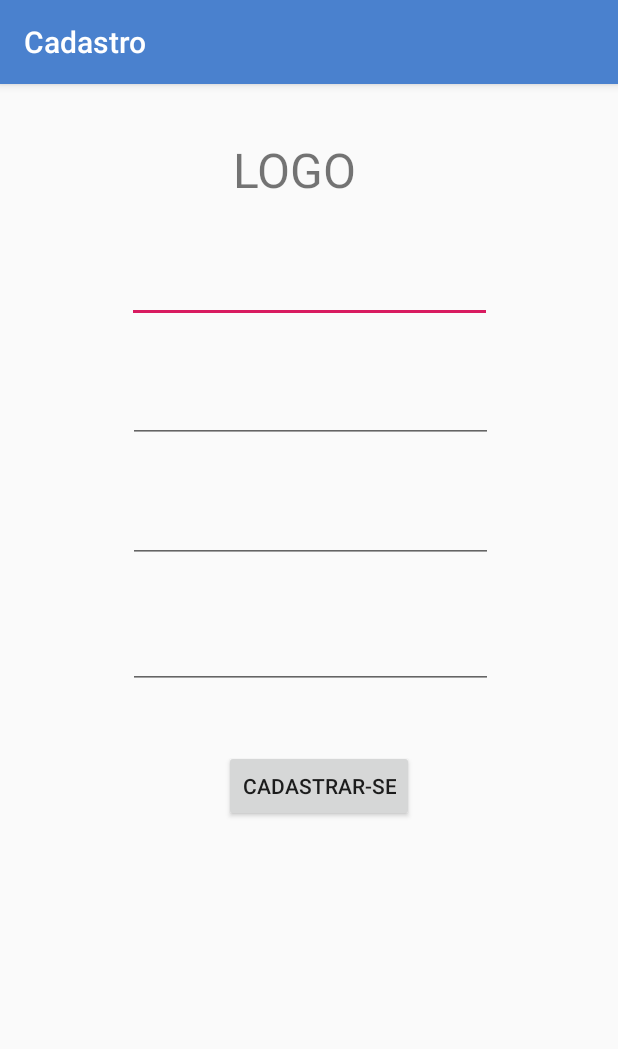
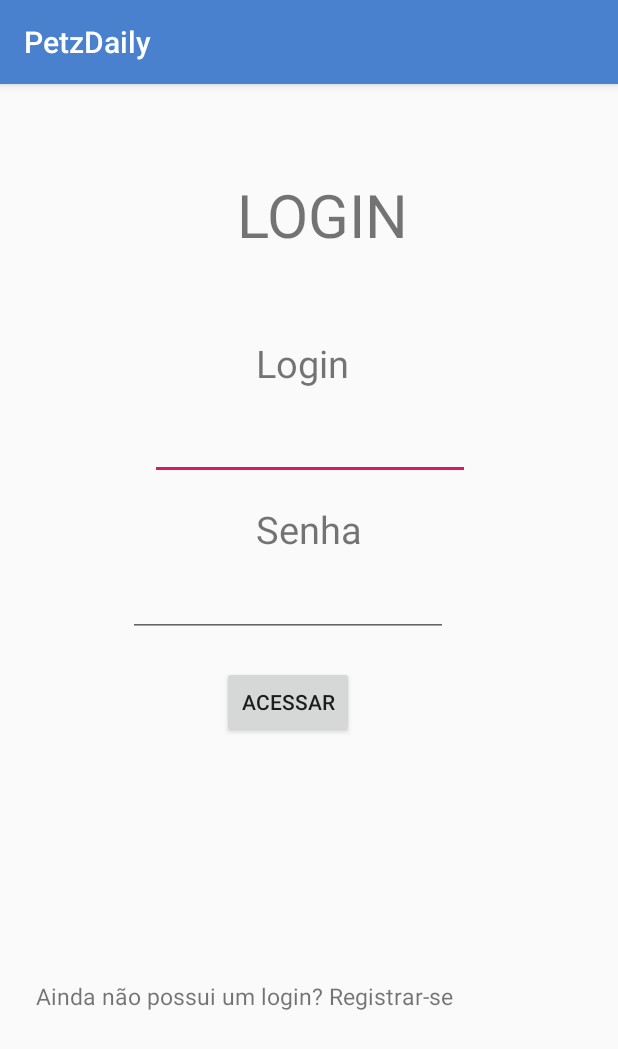
Before and after one commit to Panteraetec/PetzDaily, an Android app: the screen it shows after launch (MainActivity before the commit, PetzDailyLogin after it), on a phone screen of 412 x 824 dp. Shown: the top 1049 px of the screen. Run offline under Robolectric (Android 15) with nearby library versions, the phone set to English and light mode, and no system bars.

Commit message:
Modificação 19/03 - Lucas

```diff
--- a/PetzDailyCadastro/app/src/main/AndroidManifest.xml
+++ b/PetzDailyCadastro/app/src/main/AndroidManifest.xml
@@ -9,13 +9,14 @@
         android:roundIcon="@mipmap/ic_launcher_round"
         android:supportsRtl="true"
         android:theme="@style/AppTheme">
-        <activity android:name=".MainActivity">
+        <activity android:name=".PetzDailyLogin">
             <intent-filter>
                 <action android:name="android.intent.action.MAIN" />
 
                 <category android:name="android.intent.category.LAUNCHER" />
             </intent-filter>
         </activity>
+        <activity android:name=".MainActivity"></activity>
     </application>
 
 </manifest>
--- /dev/null
+++ b/PetzDailyCadastro/app/src/main/java/com/example/aluno/petzdaily_cadastro/PetzDailyLogin.java
@@ -0,0 +1,24 @@
+package com.example.aluno.petzdaily_cadastro;
+
+import android.content.Intent;
+import android.support.v7.app.AppCompatActivity;
+import android.os.Bundle;
+import android.view.View;
+import android.widget.TextView;
+
+public class PetzDailyLogin extends AppCompatActivity {
+
+
+    @Override
+    protected void onCreate(Bundle savedInstanceState) {
+        super.onCreate(savedInstanceState);
+        setContentView(R.layout.activity_petz_daily_login);
+
+    }
+
+    public void onClickRegistrar(View v){
+        Intent it = new Intent(PetzDailyLogin.this , MainActivity.class);
+
+        startActivity(it);
+    }
+}
--- /dev/null
+++ b/PetzDailyCadastro/app/src/main/res/layout/activity_petz_daily_login.xml
@@ -0,0 +1,122 @@
+<?xml version="1.0" encoding="utf-8"?>
+<android.support.constraint.ConstraintLayout xmlns:android="http://schemas.android.com/apk/res/android"
+    xmlns:app="http://schemas.android.com/apk/res-auto"
+    xmlns:tools="http://schemas.android.com/tools"
+    android:layout_width="match_parent"
+    android:layout_height="match_parent"
+    tools:context=".PetzDailyLogin">
+
+    <Button
+        android:id="@+id/btnAcessar"
+        android:layout_width="wrap_content"
+        android:layout_height="wrap_content"
+        android:layout_marginStart="148dp"
+        android:layout_marginLeft="148dp"
+        android:layout_marginTop="19dp"
+        android:layout_marginEnd="148dp"
+        android:layout_marginRight="148dp"
+        android:text="@string/btnLogar"
+        app:layout_constraintEnd_toEndOf="parent"
+        app:layout_constraintHorizontal_bias="0.0"
+        app:layout_constraintStart_toStartOf="parent"
+        app:layout_constraintTop_toBottomOf="@+id/edtPassword" />
+
+    <TextView
+        android:id="@+id/txtLogin"
+        android:layout_width="70dp"
+        android:layout_height="36dp"
+        android:layout_marginStart="8dp"
+        android:layout_marginLeft="8dp"
+        android:layout_marginTop="53dp"
+        android:layout_marginEnd="6dp"
+        android:layout_marginRight="6dp"
+        android:text="@string/txtLogin"
+        android:textSize="25sp"
+        app:layout_constraintEnd_toEndOf="parent"
+        app:layout_constraintHorizontal_bias="0.496"
+        app:layout_constraintStart_toStartOf="parent"
+        app:layout_constraintTop_toBottomOf="@+id/textView8" />
+
+    <TextView
+        android:id="@+id/txtPassword"
+        android:layout_width="wrap_content"
+        android:layout_height="wrap_content"
+        android:layout_marginStart="157dp"
+        android:layout_marginLeft="157dp"
+        android:layout_marginTop="15dp"
+        android:layout_marginEnd="158dp"
+        android:layout_marginRight="158dp"
+        android:text="@string/txtPassword"
+        android:textSize="25sp"
+        app:layout_constraintEnd_toEndOf="parent"
+        app:layout_constraintStart_toStartOf="parent"
+        app:layout_constraintTop_toBottomOf="@+id/edtLogin" />
+
+    <TextView
+        android:id="@+id/txtQuest"
+        android:layout_width="280dp"
+        android:layout_height="27dp"
+        android:layout_marginStart="24dp"
+        android:layout_marginLeft="24dp"
+        android:layout_marginTop="26dp"
+        android:layout_marginEnd="8dp"
+        android:layout_marginRight="8dp"
+        android:layout_marginBottom="8dp"
+        android:onClick="onClickRegistrar"
+        android:text="@string/txtQuest"
+        android:textSize="15sp"
+        app:layout_constraintBottom_toBottomOf="parent"
+        app:layout_constraintEnd_toEndOf="parent"
+        app:layout_constraintHorizontal_bias="0.0"
+        app:layout_constraintStart_toStartOf="parent"
+        app:layout_constraintTop_toBottomOf="@+id/btnAcessar" />
+
+    <EditText
+        android:id="@+id/edtLogin"
+        android:layout_width="wrap_content"
+        android:layout_height="wrap_content"
+        android:layout_marginStart="8dp"
+        android:layout_marginLeft="8dp"
+        android:layout_marginTop="14dp"
+        android:layout_marginEnd="8dp"
+        android:layout_marginRight="8dp"
+        android:ems="10"
+        android:inputType="textPersonName"
+        app:layout_constraintEnd_toEndOf="parent"
+        app:layout_constraintHorizontal_bias="0.503"
+        app:layout_constraintStart_toStartOf="parent"
+        app:layout_constraintTop_toBottomOf="@+id/txtLogin" />
+
+    <EditText
+        android:id="@+id/edtPassword"
+        android:layout_width="wrap_content"
+        android:layout_height="wrap_content"
+        android:layout_marginStart="85dp"
+        android:layout_marginLeft="85dp"
+        android:layout_marginTop="9dp"
+        android:layout_marginEnd="84dp"
+        android:layout_marginRight="84dp"
+        android:ems="10"
+        android:inputType="textPassword"
+        app:layout_constraintEnd_toEndOf="parent"
+        app:layout_constraintHorizontal_bias="0.0"
+        app:layout_constraintStart_toStartOf="parent"
+        app:layout_constraintTop_toBottomOf="@+id/txtPassword" />
+
+    <TextView
+        android:id="@+id/textView8"
+        android:layout_width="wrap_content"
+        android:layout_height="55dp"
+        android:layout_marginStart="141dp"
+        android:layout_marginLeft="141dp"
+        android:layout_marginTop="60dp"
+        android:layout_marginEnd="139dp"
+        android:layout_marginRight="139dp"
+        android:text="@string/txtView"
+        android:textSize="40sp"
+        app:layout_constraintEnd_toEndOf="parent"
+        app:layout_constraintHorizontal_bias="1.0"
+        app:layout_constraintStart_toStartOf="parent"
+        app:layout_constraintTop_toTopOf="parent" />
+
+</android.support.constraint.ConstraintLayout>
--- a/PetzDailyCadastro/app/src/main/res/values/strings.xml
+++ b/PetzDailyCadastro/app/src/main/res/values/strings.xml
@@ -1,9 +1,12 @@
 <resources>
-    <string name="app_name">Cadastro</string>
-    <string name="txtView">LOGO</string>
+    <string name="app_name">PetzDaily</string>
+    <string name="txtView">LOGIN</string>
     <string name="txtNome">Nome</string>
     <string name="txtEmail">E-mail</string>
-    <string name="txtLogin">Nome de Usuário</string>
+    <string name="txtLogin">Login</string>
     <string name="txtPassword">Senha</string>
     <string name="btnCadastrar">Cadastrar-se</string>
+    <string name="btnLogar">Acessar</string>
+    <string name="txtQuest">Ainda não possui um login? Registrar-se</string>
+
 </resources>
```
